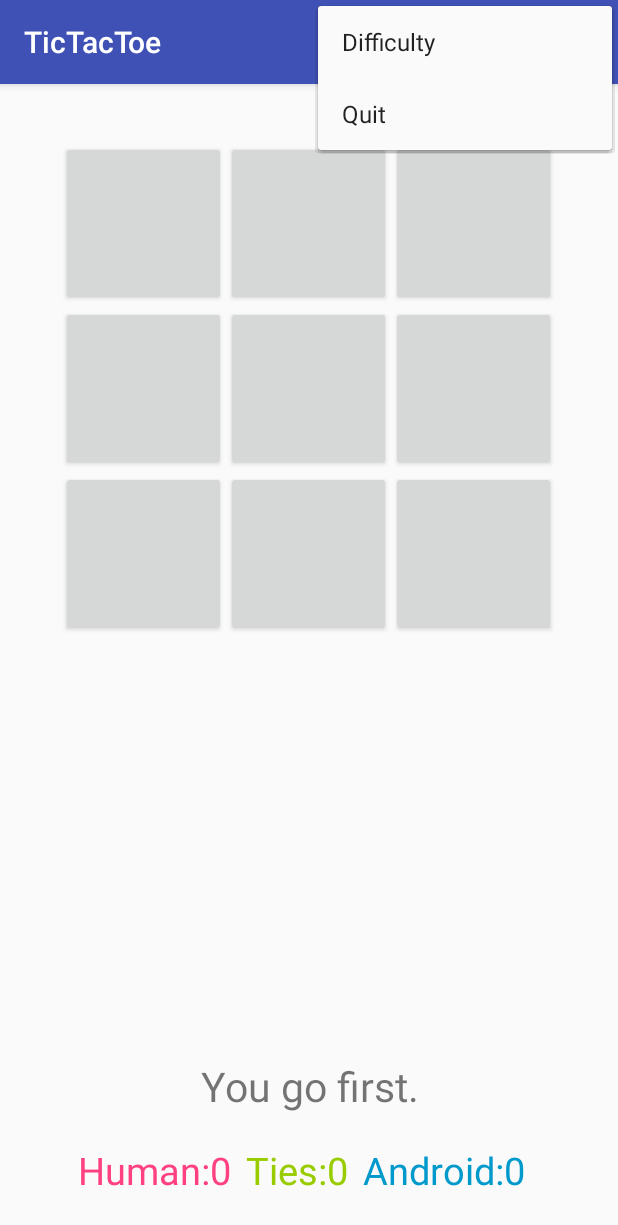
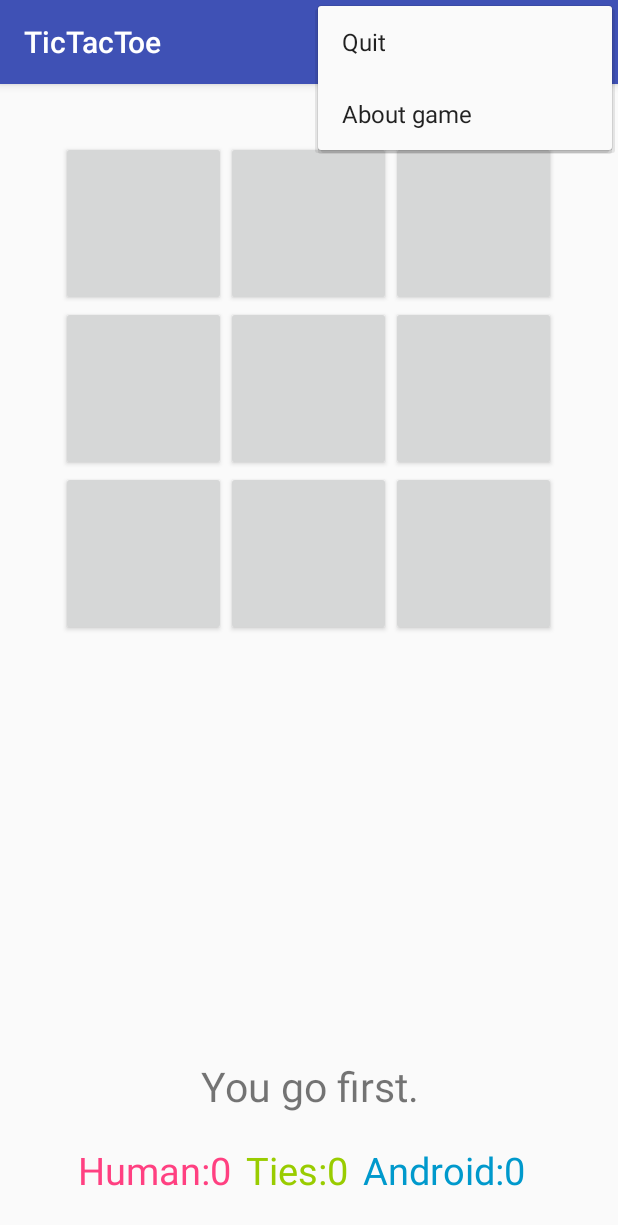
Before and after one commit to anmmunozme/desarrollo-de-aplicaciones-moviles, an Android app: the screen it shows after launch (MainActivity), with the options menu open, on a phone screen of 412 x 824 dp. Shown: the top 1225 px of the screen. Run offline under Robolectric (Android 15) with nearby library versions, the phone set to English and light mode, and no system bars.

Commit message:
reto 4 : menu, difficulty, about, quit, icon

```diff
--- a/reto 4/TicTacToe/app/src/main/AndroidManifest.xml
+++ b/reto 4/TicTacToe/app/src/main/AndroidManifest.xml
@@ -4,9 +4,9 @@
 
     <application
         android:allowBackup="true"
-        android:icon="@mipmap/ic_launcher"
+        android:icon="@drawable/icon2"
         android:label="@string/app_name"
-        android:roundIcon="@mipmap/ic_launcher_round"
+        android:roundIcon="@drawable/icon2"
         android:supportsRtl="true"
         android:theme="@style/AppTheme">
         <activity android:name=".MainActivity">
--- a/reto 4/TicTacToe/app/src/main/res/menu/game_menu.xml
+++ b/reto 4/TicTacToe/app/src/main/res/menu/game_menu.xml
@@ -1,13 +1,27 @@
 <?xml version="1.0" encoding="utf-8"?>
 <menu xmlns:android="http://schemas.android.com/apk/res/android"
     xmlns:app="http://schemas.android.com/apk/res-auto">
-    <item android:id="@+id/new_game"
+    <item
+        android:id="@+id/new_game"
+        android:icon="@android:drawable/ic_menu_add"
         android:title="@string/newGame_label"
-        app:showAsAction="always" />
+        android:visible="true"
+        app:showAsAction="ifRoom" />
 
-    <item android:id="@+id/ai_difficulty"
-        android:title="Difficulty" />
-    <item android:id="@+id/quit"
-        android:title="Quit" />
+    <item
+        android:id="@+id/ai_difficulty"
+        android:icon="@android:drawable/ic_menu_sort_by_size"
+        android:title="@string/difficulty"
+        app:showAsAction="ifRoom" />
+    <item
+        android:id="@+id/quit"
+        android:icon="@android:drawable/ic_lock_power_off"
+        android:title="@string/quit"
+        app:showAsAction="ifRoom" />
+
+    <item
+        android:id="@+id/about"
+        android:title="@string/about_game"
+        app:showAsAction="ifRoom" />
 
 </menu>
--- a/reto 4/TicTacToe/app/src/main/res/values/strings.xml
+++ b/reto 4/TicTacToe/app/src/main/res/values/strings.xml
@@ -14,14 +14,22 @@
     <string name="ties">Ties: </string>
     <string name="android">Android: </string>
 
-    <string name="difficulty_choose">Dificultad: </string>
-    <string name="difficulty_easy">Facil</string>
-    <string name="difficulty_harder">Dificil</string>
-    <string name="difficulty_expert">Experto</string>
+    <string name="difficulty">Difficulty</string>
+    <string name="quit">Quit</string>
+    <string name="about_game">About game</string>
 
-    <string name="quit_question">Desea salir de la aplicación?</string>
+    <string name="difficulty_choose">Difficulty: </string>
+    <string name="difficulty_easy">Easy</string>
+    <string name="difficulty_harder">Harder</string>
+    <string name="difficulty_expert">Expert</string>
+
+    <string name="quit_question">Are you sure you want to quit?</string>
     <string name="yes">Si</string>
     <string name="no">No</string>
 
+    <string name="by_name">Tic Tac Toe</string>
+    <string name="by">By Angela Munoz</string>
+    <string name="description">Choose from one of three difficulty levels. Don\'t let the Android beat you!</string>
+
 
 </resources>
```
Also changed, not shown: reto 4/TicTacToe/app/src/main/java/com/example/angee/tictactoe/MainActivity.java (+14 -0 lines), reto 4/TicTacToe/app/src/main/res/drawable/ic_menu_black_24dp.xml (added, +9 -0 lines), reto 4/TicTacToe/app/src/main/res/drawable/ic_refresh_black_24dp.xml (added, +9 -0 lines), reto 4/TicTacToe/app/src/main/res/layout/about_dialog.xml (added, +100 -0 lines), reto 4/TicTacToe/app/src/main/res/drawable/icon.png (added), reto 4/TicTacToe/app/src/main/res/drawable/icon2.png (added).
